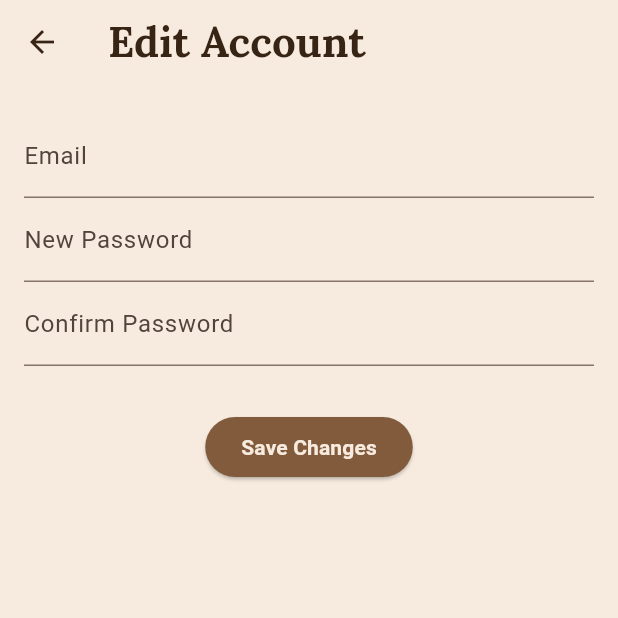
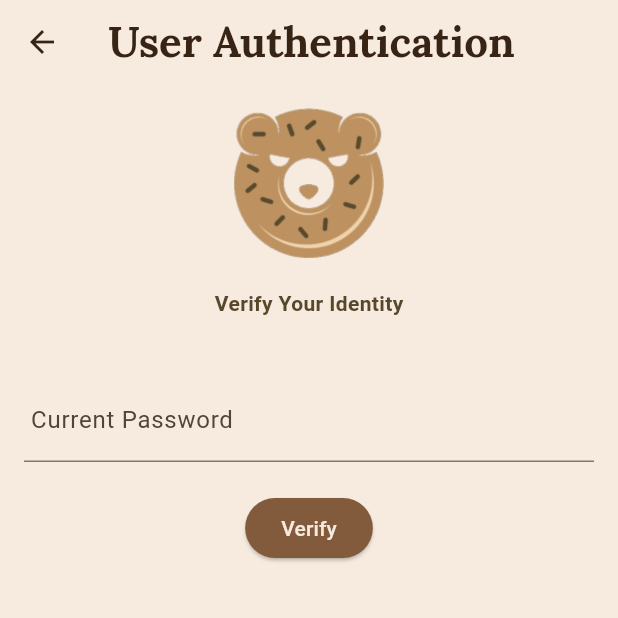
Before and after one commit to LilliAP/Customer_Engagement_Mobile_App, a Flutter app: the UserAccountPartial screen opened directly, after a tap on "Edit Account", on a phone screen of 412 x 824 dp, the top half of it. Run offline on Flutter 3.47's test engine with Material 3 defaults, Android fonts, the phone set to English and light mode, and no system bars; our stand-ins replace cloud_firestore, firebase_auth, firebase_core, firebase_messaging, google_fonts; missing offline and left inert: flutter_quill; accounts and stored records are empty; network calls fail.

Commit message:
Began edit account logic (navigation is functional)

```diff
--- a/lib/main.dart
+++ b/lib/main.dart
@@ -5,6 +5,7 @@ import 'package:flutter_localizations/flutter_localizations.dart';
 import 'package:flutter_quill/flutter_quill.dart';
 import 'package:se330_project_2/screens/account/account_screen.dart';
 import 'package:se330_project_2/screens/account/edit_account_screen.dart';
+import 'package:se330_project_2/screens/account/reauth_screen.dart';
 import 'package:se330_project_2/screens/auth/auth_wrapper.dart';
 import 'package:se330_project_2/screens/blog/blog_screen.dart';
 import 'package:se330_project_2/screens/blog/create_post_screen.dart';
@@ -44,6 +45,7 @@ class MyApp extends StatelessWidget {
         '/messages': (context) => const MessagesScreen(),
         '/account': (context) => const AccountScreen(),
         '/edit_profile': (context) => const EditProfileScreen(),
+        '/reauth_user': (context) => const ReauthScreen(),
         '/edit_account': (context) => const EditAccountScreen(),
         '/create_post': (context) => const CreatePostScreen(),
         '/start_message': (context) => const StartMessageScreen(),
--- a/lib/screens/account/reauth_screen.dart
+++ b/lib/screens/account/reauth_screen.dart
@@ -0,0 +1,69 @@
+  import 'package:flutter/material.dart';
+import 'package:google_fonts/google_fonts.dart';
+import '../../services/auth_service.dart';
+
+class ReauthScreen extends StatefulWidget {
+  const ReauthScreen({super.key});
+
+  @override
+  State<ReauthScreen> createState() => _ReauthScreenState();
+}
+
+class _ReauthScreenState extends State<ReauthScreen> {
+  final TextEditingController _passController = TextEditingController();
+
+  final AuthService _authService = AuthService();
+
+  @override
+  Widget build(BuildContext context) {
+    return Scaffold(
+      appBar: AppBar(
+        title: Text(
+          "User Authentication",
+          style: GoogleFonts.lora(
+            fontWeight: FontWeight.bold,
+            fontSize: 28.0
+          ),
+        ),
+      ),
+      body: SingleChildScrollView(
+        padding: EdgeInsets.all(16.0),
+        child: Center(
+          child: Column(
+            mainAxisAlignment: MainAxisAlignment.center,
+            children: [
+              Image.asset("assets/images/kagLogoOnly.png", height: 100.0, width: 100.0),
+              const SizedBox(height: 20.0),
+              Text("Verify Your Identity", style: TextStyle(fontWeight: FontWeight.bold)),
+              const SizedBox(height: 40.0),
+              TextField(
+                controller: _passController,
+                decoration: const InputDecoration(labelText: ' Current Password'),
+                obscureText: true,
+              ),
+              const SizedBox(height: 20.0),
+              ElevatedButton(
+                    onPressed: () async {
+                      try {
+                        await _authService.reauthenticateUser(
+                          _passController.text.trim(),
+                        );
+                        // On login success, redirect to home
+                        Navigator.pushReplacementNamed(context, '/edit_account');
+                      }
+                      catch(e) {
+                        //print('Login Failed: $e');    // used for debugging
+                        ScaffoldMessenger.of(context).showSnackBar(
+                          const SnackBar(content: Text('Authentication Failed'))
+                        );
+                      }
+                    },
+                    child: const Text('Verify'),
+                  ),
+            ]
+          )
+        )
+      )
+    );
+  }
+}
--- a/lib/screens/account/user_account_partial.dart
+++ b/lib/screens/account/user_account_partial.dart
@@ -105,7 +105,7 @@ class UserAccountPartial extends StatelessWidget {
                   width: buttonWidth,
                     child: ElevatedButton(
                     onPressed: () async {
-                      Navigator.pushNamed(context, '/edit_account');
+                      Navigator.pushNamed(context, '/reauth_user');
                     },
                     child: const Text(
                       'Edit Account',
--- a/lib/services/auth_service.dart
+++ b/lib/services/auth_service.dart
@@ -38,6 +38,19 @@ class AuthService {
     return await _auth.signOut();
   }
 
+  // Reauthenticate
+  Future<void> reauthenticateUser(String currentPassword) async {
+    final user = _auth.currentUser;
+    if(user != null && user.email != null) {
+      final credential = EmailAuthProvider.credential(
+        email: user.email!,
+        password: currentPassword
+      );
+      await user.reauthenticateWithCredential(credential);
+    }
+  }
+
+
   // Gets the current user
   User? get currentUser => _auth.currentUser;
 
```
